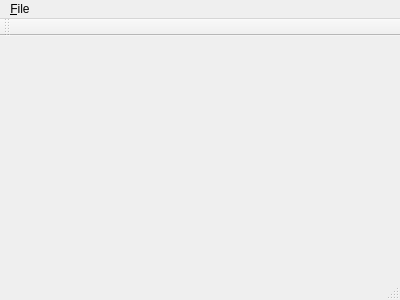
The window that tce_aed/mainwindow.ui (lasseLehtonen/tce_unofficial) describes before a commit, drawn with Qt 5.
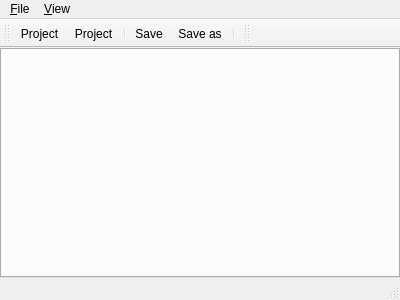
The same window after the commit. Icons and pictures are not drawn.

Diff of the .ui file:
```diff
--- a/tce_aed/mainwindow.ui
+++ b/tce_aed/mainwindow.ui
@@ -13,7 +13,35 @@
   <property name="windowTitle">
    <string>MainWindow</string>
   </property>
-  <widget class="QWidget" name="centralWidget"/>
+  <widget class="QWidget" name="centralWidget">
+   <layout class="QHBoxLayout" name="horizontalLayout">
+    <property name="leftMargin">
+     <number>0</number>
+    </property>
+    <property name="topMargin">
+     <number>0</number>
+    </property>
+    <property name="rightMargin">
+     <number>0</number>
+    </property>
+    <property name="bottomMargin">
+     <number>0</number>
+    </property>
+    <item>
+     <widget class="QTabWidget" name="tabWidget">
+      <property name="currentIndex">
+       <number>-1</number>
+      </property>
+      <property name="tabsClosable">
+       <bool>false</bool>
+      </property>
+      <property name="movable">
+       <bool>true</bool>
+      </property>
+     </widget>
+    </item>
+   </layout>
+  </widget>
   <widget class="QMenuBar" name="menuBar">
    <property name="geometry">
     <rect>
@@ -29,7 +57,15 @@
     </property>
     <addaction name="action_Quit"/>
    </widget>
+   <widget class="QMenu" name="menu_View">
+    <property name="title">
+     <string>&amp;View</string>
+    </property>
+    <addaction name="actionInfo"/>
+    <addaction name="actionAssembly_code_editor"/>
+   </widget>
    <addaction name="menu_File"/>
+   <addaction name="menu_View"/>
   </widget>
   <widget class="QToolBar" name="mainToolBar">
    <attribute name="toolBarArea">
@@ -38,8 +74,25 @@
    <attribute name="toolBarBreak">
     <bool>false</bool>
    </attribute>
+   <addaction name="actionNewProject"/>
+   <addaction name="actionOpenProject"/>
+   <addaction name="separator"/>
+   <addaction name="actionSave"/>
+   <addaction name="actionSave_as"/>
+   <addaction name="separator"/>
   </widget>
   <widget class="QStatusBar" name="statusBar"/>
+  <widget class="QToolBar" name="toolBar">
+   <property name="windowTitle">
+    <string>toolBar</string>
+   </property>
+   <attribute name="toolBarArea">
+    <enum>TopToolBarArea</enum>
+   </attribute>
+   <attribute name="toolBarBreak">
+    <bool>false</bool>
+   </attribute>
+  </widget>
   <action name="action_Quit">
    <property name="icon">
     <iconset resource="resources.qrc">
@@ -49,6 +102,64 @@
     <string>&amp;Quit</string>
    </property>
   </action>
+  <action name="actionOpenProject">
+   <property name="icon">
+    <iconset resource="resources.qrc">
+     <normaloff>:/icons/resources/icons/open_document.png</normaloff>:/icons/resources/icons/open_document.png</iconset>
+   </property>
+   <property name="text">
+    <string>Project</string>
+   </property>
+   <property name="toolTip">
+    <string>Open existing project</string>
+   </property>
+  </action>
+  <action name="actionNewProject">
+   <property name="icon">
+    <iconset resource="resources.qrc">
+     <normaloff>:/icons/resources/icons/new_document.png</normaloff>:/icons/resources/icons/new_document.png</iconset>
+   </property>
+   <property name="text">
+    <string>Project</string>
+   </property>
+   <property name="toolTip">
+    <string>Create new project</string>
+   </property>
+  </action>
+  <action name="actionSave">
+   <property name="icon">
+    <iconset resource="resources.qrc">
+     <normaloff>:/icons/resources/icons/save.png</normaloff>:/icons/resources/icons/save.png</iconset>
+   </property>
+   <property name="text">
+    <string>Save</string>
+   </property>
+  </action>
+  <action name="actionSave_as">
+   <property name="icon">
+    <iconset resource="resources.qrc">
+     <normaloff>:/icons/resources/icons/save_as.png</normaloff>:/icons/resources/icons/save_as.png</iconset>
+   </property>
+   <property name="text">
+    <string>Save as...</string>
+   </property>
+  </action>
+  <action name="actionInfo">
+   <property name="checkable">
+    <bool>true</bool>
+   </property>
+   <property name="text">
+    <string>Info</string>
+   </property>
+  </action>
+  <action name="actionAssembly_code_editor">
+   <property name="checkable">
+    <bool>true</bool>
+   </property>
+   <property name="text">
+    <string>Assembly code editor</string>
+   </property>
+  </action>
  </widget>
  <layoutdefault spacing="6" margin="11"/>
  <resources>
```
Left out of the diff: 22 changed lines with no effect on the pictures.
